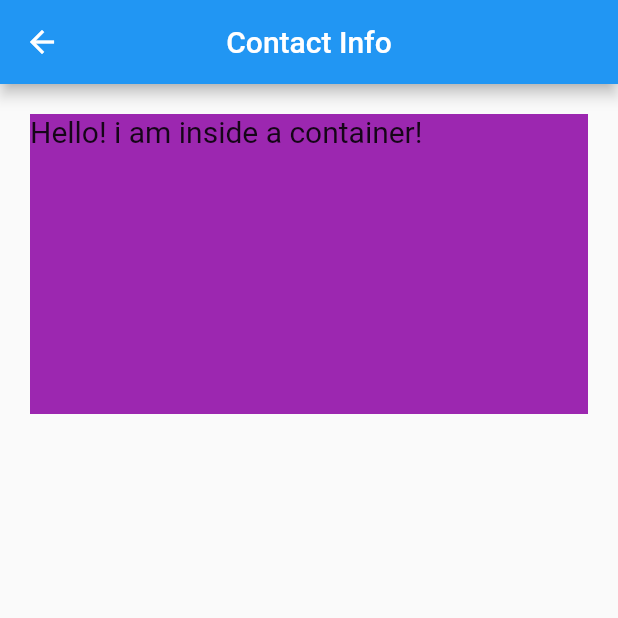
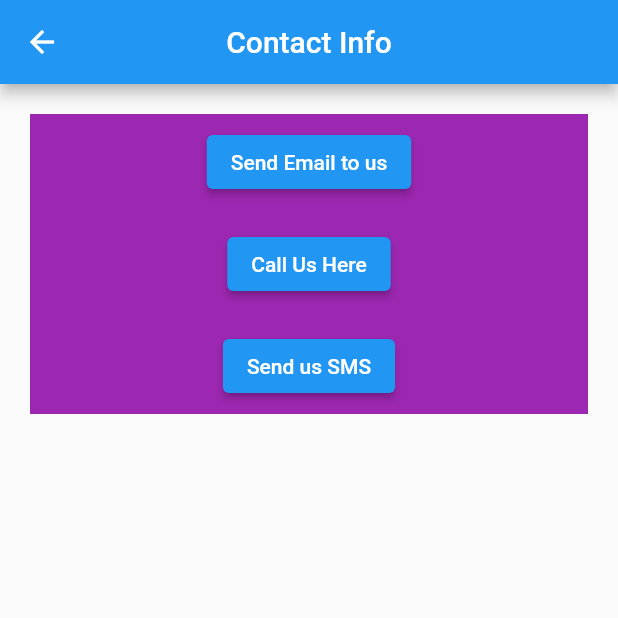
Before and after one commit to Coffee58511867/flutter_drawer, a Flutter app: the ContactPage screen opened directly, on a phone screen of 412 x 824 dp, the top half of it. Run offline on Flutter 3.47's test engine with Material 2 defaults, Android fonts, the phone set to English and light mode, and no system bars; missing offline and left inert: fancy_bottom_navigation_2.

Commit message:
Fixeed pages

```diff
--- a/lib/main.dart
+++ b/lib/main.dart
@@ -1,5 +1,6 @@
 import 'package:drawer_app/home.dart';
 import 'package:drawer_app/pages/bottom.dart';
+import 'package:drawer_app/pages/contact.dart';
 import 'package:drawer_app/pages/drawer.dart';
 import 'package:flutter/material.dart';
 
@@ -20,6 +21,7 @@ class MyApp extends StatelessWidget {
         '/': (context) => const Homepage(),
         '/dashboard': (context) => const FancyBottomNavBarRun(),
         '/drawer': (context) => const MyHomePage(),
+        '/contact':(context) => const ContactPage(),
       },
     );
   }
--- a/lib/pages/contact.dart
+++ b/lib/pages/contact.dart
@@ -20,8 +20,16 @@ class _ContactPageState extends State<ContactPage> {
           width: double.infinity,
           color: Colors.purple,
           margin: const EdgeInsets.all(20),
-          child: const Text("Hello! i am inside a container!",
-              style: TextStyle(fontSize: 20)),
+          child: Column(
+            mainAxisAlignment: MainAxisAlignment.center,
+            children: [
+              ElevatedButton(onPressed: (){}, child: const Text("Send Email to us")),
+              const SizedBox(height: 20.0,),
+              ElevatedButton(onPressed: (){}, child: const Text("Call Us Here")),
+              const SizedBox(height: 20.0,),
+              ElevatedButton(onPressed: (){}, child: const Text("Send us SMS"))
+            ],
+          ),
         ),
       );
   }
```
Also changed, not shown: lib/pages/bottom.dart (+24 -2 lines).
